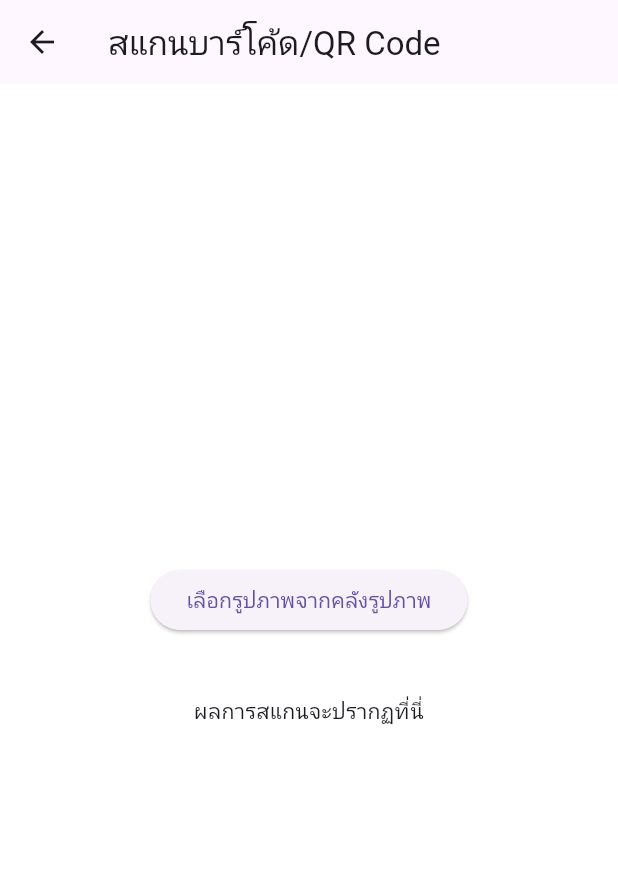
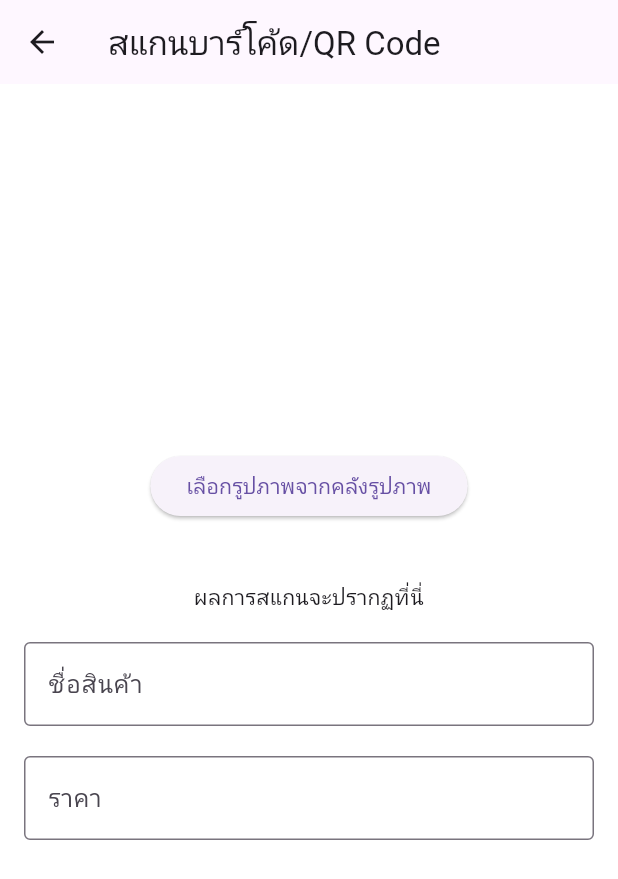
Before and after one commit to tiwpeter/Qr-CodeProject, a Flutter app: the BarcodeScannerScreen screen opened directly, on a phone screen of 412 x 824 dp. Shown: the top 879 px of the screen. Run offline on Flutter 3.47's test engine with Material 3 defaults, Android fonts, the phone set to English and light mode, and no system bars; our stand-ins replace flutter_svg, google_fonts, image_picker, sqflite; missing offline and left inert: google_ml_kit; accounts and stored records are empty.

Commit message:
7.2QrCode-SaveNamePrice

```diff
--- a/lib/models/todo.dart
+++ b/lib/models/todo.dart
@@ -4,6 +4,8 @@ class ToDo {
   bool isDone;
   String? barcode;
   String? imagePath;
+  String? name; // New field for name
+  double price; // New field for price
 
   ToDo({
     this.id,
@@ -11,18 +13,22 @@ class ToDo {
     this.isDone = false,
     this.barcode,
     this.imagePath,
+    this.name, // Initialize name
+    this.price = 0.0, // Initialize price
   });
 
-  // แปลงจาก Map เป็น ToDo
+  // Convert from Map to ToDo
   factory ToDo.fromMap(Map<String, dynamic> json) => ToDo(
         id: json['id'],
         task: json['task'],
         isDone: json['isDone'] == 1,
         barcode: json['barcode'],
         imagePath: json['imagePath'],
+        name: json['name'], // Load name
+        price: json['price']?.toDouble() ?? 0.0, // Load price
       );
 
-  // แปลงจาก ToDo เป็น Map
+  // Convert from ToDo to Map
   Map<String, dynamic> toMap() {
     return {
       'id': id,
@@ -30,6 +36,8 @@ class ToDo {
       'isDone': isDone ? 1 : 0,
       'barcode': barcode,
       'imagePath': imagePath,
+      'name': name, // Save name
+      'price': price, // Save price
     };
   }
 }
--- a/lib/pages/qrcode.dart
+++ b/lib/pages/qrcode.dart
@@ -13,6 +13,9 @@ class BarcodeScannerScreen extends StatefulWidget {
 class _BarcodeScannerScreenState extends State<BarcodeScannerScreen> {
   final ImagePicker _picker = ImagePicker();
   final DatabaseHelper _dbHelper = DatabaseHelper();
+  final TextEditingController _nameController = TextEditingController();
+  final TextEditingController _priceController = TextEditingController();
+
   String _scanResult = 'ผลการสแกนจะปรากฏที่นี่';
   File? _image;
   String? _barcode;
@@ -51,7 +54,7 @@ class _BarcodeScannerScreenState extends State<BarcodeScannerScreen> {
         _barcode = null;
       });
     } finally {
-      await barcodeScanner.close(); // Ensure resource is closed properly
+      await barcodeScanner.close();
     }
   }
 
@@ -59,15 +62,17 @@ class _BarcodeScannerScreenState extends State<BarcodeScannerScreen> {
     if (_barcode == null) return;
 
     final todo = ToDo(
-      task: 'Product with Barcode $_barcode',
+      task: _nameController.text.isNotEmpty ? _nameController.text : 'Product with Barcode $_barcode',
       barcode: _barcode!,
       imagePath: _image?.path,
+      name: _nameController.text, // Save name
+      price: double.tryParse(_priceController.text) ?? 0.0, // Save price
     );
     await _dbHelper.insertToDo(todo);
     ScaffoldMessenger.of(context).showSnackBar(
       const SnackBar(content: Text('บันทึกข้อมูลเรียบร้อย')),
     );
-    Navigator.of(context).pop(); // กลับไปที่หน้าหลัก
+    Navigator.of(context).pop();
   }
 
   @override
@@ -76,7 +81,9 @@ class _BarcodeScannerScreenState extends State<BarcodeScannerScreen> {
       appBar: AppBar(
         title: const Text('สแกนบาร์โค้ด/QR Code'),
       ),
-      body: Center(
+      body: Padding(
+        padding: const EdgeInsets.all(16.0),
+        child: Center(
           child: Column(
             mainAxisAlignment: MainAxisAlignment.center,
             children: [
@@ -89,6 +96,23 @@ class _BarcodeScannerScreenState extends State<BarcodeScannerScreen> {
               const SizedBox(height: 20),
               Text(_scanResult),
               const SizedBox(height: 20),
+              TextField(
+                controller: _nameController,
+                decoration: const InputDecoration(
+                  border: OutlineInputBorder(),
+                  labelText: 'ชื่อสินค้า',
+                ),
+              ),
+              const SizedBox(height: 20),
+              TextField(
+                controller: _priceController,
+                decoration: const InputDecoration(
+                  border: OutlineInputBorder(),
+                  labelText: 'ราคา',
+                ),
+                keyboardType: TextInputType.numberWithOptions(decimal: true),
+              ),
+              const SizedBox(height: 20),
               if (_barcode != null)
                 ElevatedButton(
                   onPressed: _saveToDoItem,
@@ -97,6 +121,7 @@ class _BarcodeScannerScreenState extends State<BarcodeScannerScreen> {
             ],
           ),
         ),
+      ),
     );
   }
 }
--- a/lib/pages/todo.dart
+++ b/lib/pages/todo.dart
@@ -46,7 +46,7 @@ class _ToDoListScreenState extends State<ToDoListScreen> {
       MaterialPageRoute(
         builder: (context) => BarcodeScannerScreen(),
       ),
-    ).then((_) => _loadTodos()); // โหลดข้อมูลใหม่เมื่อกลับมา
+    ).then((_) => _loadTodos());
   }
 
   void _updateToDo(ToDo todo) async {
@@ -56,6 +56,8 @@ class _ToDoListScreenState extends State<ToDoListScreen> {
       isDone: !todo.isDone,
       barcode: todo.barcode,
       imagePath: todo.imagePath,
+      name: todo.name, // Ensure name is passed
+      price: todo.price, // Ensure price is passed
     );
     await _dbHelper.updateToDo(updatedTodo);
     _loadTodos();
@@ -93,6 +95,8 @@ class _ToDoListScreenState extends State<ToDoListScreen> {
               crossAxisAlignment: CrossAxisAlignment.start,
               children: [
                 if (todo.barcode != null) Text('บาร์โค้ด: ${todo.barcode}'),
+                if (todo.name != null) Text('ชื่อสินค้า: ${todo.name}'), // Display name
+                if (todo.price != 0.0) Text('ราคา: ${todo.price.toStringAsFixed(2)}'), // Display price
                 if (todo.imagePath != null) Image.file(File(todo.imagePath!)),
               ],
             ),
```
Also changed, not shown: lib/db/database_helper.dart (+11 -3 lines). Lines whose indentation alone changed are shown as unchanged.
